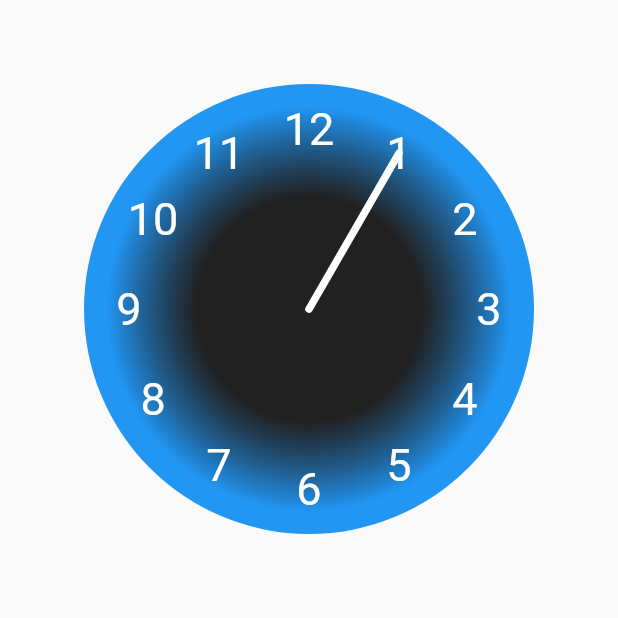
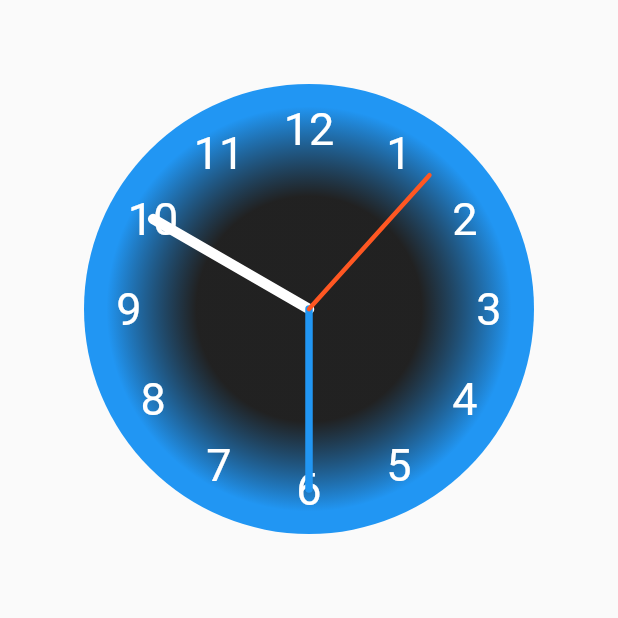
Before and after one commit to tbkj98/watch, a Flutter app: the screen it shows after launch, on a phone screen of 412 x 824 dp, the top half of it. Run offline on Flutter 3.47's test engine with Material 2 defaults, Android fonts, the phone set to English and light mode, and no system bars.

Commit message:
Added clock hands

```diff
--- a/lib/clock_page.dart
+++ b/lib/clock_page.dart
@@ -1,9 +1,11 @@
-import 'dart:math';
+import 'dart:async';
+import 'dart:math' as math;
 
 import 'package:flutter/material.dart';
 
 class ClockPage extends StatelessWidget {
-  const ClockPage({Key? key}) : super(key: key);
+  final double clockRadius;
+  const ClockPage({this.clockRadius = 150.0, Key? key}) : super(key: key);
 
   @override
   Widget build(BuildContext context) {
@@ -12,10 +14,78 @@ class ClockPage extends StatelessWidget {
       body: SizedBox(
         width: size.width,
         height: size.width,
-        child: CustomPaint(
-          painter: ClockPainter(clockRadius: 150.0),
+        child: Stack(
+          fit: StackFit.expand,
+          children: [
+            Clock(clockRadius: clockRadius),
+            ClockHand(clockRadius: clockRadius),
+          ],
         ),
       ),
+    );
+  }
+}
+
+class Clock extends StatelessWidget {
+  const Clock({
+    Key? key,
+    required this.clockRadius,
+  }) : super(key: key);
+
+  final double clockRadius;
+
+  @override
+  Widget build(BuildContext context) {
+    return CustomPaint(
+      painter: ClockPainter(
+        clockRadius: clockRadius,
+      ),
+    );
+  }
+}
+
+class ClockHand extends StatefulWidget {
+  final double clockRadius;
+
+  const ClockHand({
+    Key? key,
+    required this.clockRadius,
+  }) : super(key: key);
+
+  @override
+  State<ClockHand> createState() => _ClockHandState();
+}
+
+class _ClockHandState extends State<ClockHand> {
+  late final Timer timer;
+  final timeNotifier = ValueNotifier<DateTime>(DateTime.now());
+
+  @override
+  void initState() {
+    super.initState();
+    timer = Timer.periodic(const Duration(seconds: 1), (timer) {
+      timeNotifier.value = DateTime.now();
+    });
+  }
+
+  @override
+  void dispose() {
+    timer.cancel();
+    super.dispose();
+  }
+
+  @override
+  Widget build(BuildContext context) {
+    return ValueListenableBuilder<DateTime>(
+      valueListenable: timeNotifier,
+      builder: (context, value, child) {
+        return CustomPaint(
+          painter: ClockHandPainter(
+            clockRadius: widget.clockRadius,
+            dateTime: value,
+          ),
+        );
+      },
     );
   }
 }
@@ -60,30 +130,16 @@ class ClockPainter extends CustomPainter {
     painter.paint(canvas, paintOffset);
   }
 
-  Offset _getNumberOffset(int number, int max, Offset center, double border) {
-    final angle = (3 / 2 * pi) + (pi / 6 * number);
-    double x = center.dx + (clockRadius - border) * cos(angle);
-    double y = center.dy + (clockRadius - border) * sin(angle);
-    return Offset(x, y);
-  }
-
   void _drawNumbers(
       Canvas canvas, Size size, Offset center, double border, int max) {
     final list = List.generate(max, (index) => index + 1);
     for (var item in list) {
-      _drawNumber(canvas, _getNumberOffset(item, max, center, border), '$item');
+      _drawNumber(
+        canvas,
+        _getNumberOffset(item, max, center, border, clockRadius),
+        '$item',
+      );
     }
-  }
-
-  void _drawHand(
-      Canvas canvas, Size size, Offset center, double border, int max) {
-    final paint = Paint()
-      ..style = PaintingStyle.stroke
-      ..color = Colors.white
-      ..strokeWidth = 5.0
-      ..strokeCap = StrokeCap.round;
-    final offset = _getNumberOffset(1, max, center, border);
-    canvas.drawLine(center, Offset(offset.dx - 0, offset.dy - 0), paint);
   }
 
   @override
@@ -92,7 +148,6 @@ class ClockPainter extends CustomPainter {
     const max = 12;
     final center = _drawCircle(canvas, size);
     _drawNumbers(canvas, size, center, border, max);
-    _drawHand(canvas, size, center, border, max);
   }
 
   @override
@@ -101,3 +156,60 @@ class ClockPainter extends CustomPainter {
   @override
   bool shouldRebuildSemantics(ClockPainter oldDelegate) => false;
 }
+
+Offset _getNumberOffset(
+    int number, int max, Offset center, double border, double radius) {
+  final angle = (3 / 2 * math.pi) + (2 * math.pi / max * number);
+  double x = center.dx + (radius - border) * math.cos(angle);
+  double y = center.dy + (radius - border) * math.sin(angle);
+  return Offset(x, y);
+}
+
+class ClockHandPainter extends CustomPainter {
+  final double clockRadius;
+  final DateTime dateTime;
+
+  final hourHandPaint = Paint()
+    ..style = PaintingStyle.stroke
+    ..color = Colors.white
+    ..strokeWidth = 7.0
+    ..strokeCap = StrokeCap.round;
+
+  final minuteHandPaint = Paint()
+    ..style = PaintingStyle.stroke
+    ..color = Colors.blue
+    ..strokeWidth = 5.0
+    ..strokeCap = StrokeCap.round;
+
+  final secondHandPaint = Paint()
+    ..style = PaintingStyle.stroke
+    ..color = Colors.deepOrange
+    ..strokeWidth = 3.0
+    ..strokeCap = StrokeCap.round;
+
+  ClockHandPainter({required this.dateTime, required this.clockRadius});
+
+  void _drawHand(Canvas canvas, Size size, Offset center, double border,
+      int max, int val, Paint paint) {
+    final offset = _getNumberOffset(val, max, center, border, clockRadius);
+    canvas.drawLine(center, Offset(offset.dx, offset.dy), paint);
+  }
+
+  @override
+  void paint(Canvas canvas, Size size) {
+    const border = 30.0;
+    final center = Offset(size.width / 2, size.height / 2);
+    _drawHand(canvas, size, center, border, 12, dateTime.hour, hourHandPaint);
+    _drawHand(
+        canvas, size, center, border, 60, dateTime.minute, minuteHandPaint);
+    _drawHand(
+        canvas, size, center, border, 60, dateTime.second, secondHandPaint);
+  }
+
+  @override
+  bool shouldRepaint(ClockHandPainter oldDelegate) =>
+      dateTime != oldDelegate.dateTime;
+
+  @override
+  bool shouldRebuildSemantics(ClockHandPainter oldDelegate) => false;
+}
```
